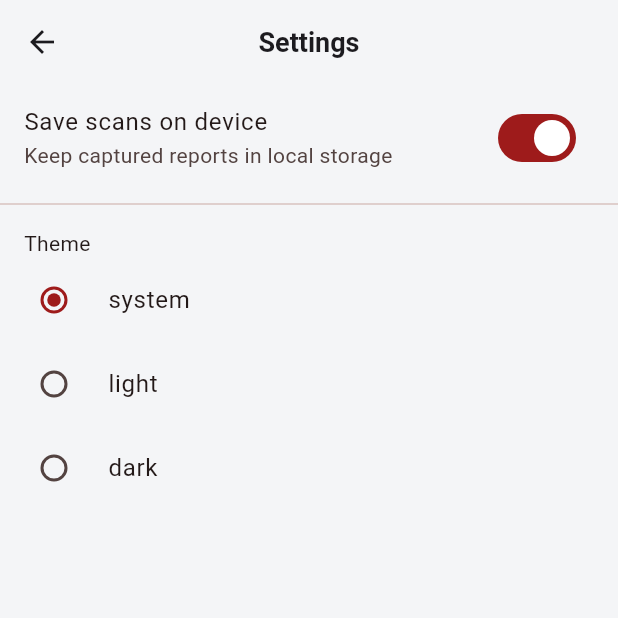
After one commit to mabdullahali987/Hemo_Guard, a Flutter app: the SettingsView screen opened by its route, on a phone screen of 412 x 824 dp, the top half of it. The commit adds this screen. Run offline on Flutter 3.47's test engine with Material 3 defaults, Android fonts, the phone set to English and light mode, and no system bars; our stand-ins replace camera, get, image_picker; missing offline and left inert: google_mlkit_text_recognition.

Commit message:
feat(settings): add settings screen and register route

```diff
--- /dev/null
+++ b/lib/app/modules/settings/views/settings_view.dart
@@ -0,0 +1,44 @@
+import 'package:flutter/material.dart';
+import 'package:get/get.dart';
+
+import '../../../data/settings.dart';
+import '../controllers/settings_controller.dart';
+
+/// Settings screen: local-storage toggle + app theme selection.
+class SettingsView extends GetView<SettingsController> {
+  const SettingsView({super.key});
+
+  @override
+  Widget build(BuildContext context) {
+    return Scaffold(
+      appBar: AppBar(title: const Text('Settings')),
+      body: Obx(() {
+        final s = controller.settings.value;
+        return ListView(
+          children: [
+            SwitchListTile(
+              title: const Text('Save scans on device'),
+              subtitle: const Text('Keep captured reports in local storage'),
+              value: s.saveScansLocally,
+              onChanged: controller.setSaveScansLocally,
+            ),
+            const Divider(),
+            const Padding(
+              padding: EdgeInsets.fromLTRB(16, 8, 16, 0),
+              child: Text('Theme'),
+            ),
+            ...AppThemeMode.values.map(
+              (mode) => RadioListTile<AppThemeMode>(
+                title: Text(mode.name),
+                value: mode,
+                groupValue: s.themeMode,
+                onChanged: (value) =>
+                    value == null ? null : controller.setThemeMode(value),
+              ),
+            ),
+          ],
+        );
+      }),
+    );
+  }
+}
--- a/lib/app/routes/app_pages.dart
+++ b/lib/app/routes/app_pages.dart
@@ -4,6 +4,8 @@ import '../modules/home/bindings/home_binding.dart';
 import '../modules/home/views/home_view.dart';
 import '../modules/scanner/bindings/scanner_binding.dart';
 import '../modules/scanner/views/scanner_view.dart';
+import '../modules/settings/bindings/settings_binding.dart';
+import '../modules/settings/views/settings_view.dart';
 
 part 'app_routes.dart';
 
@@ -23,5 +25,10 @@ class AppPages {
       page: () => const ScannerView(),
       binding: ScannerBinding(),
     ),
+    GetPage(
+      name: _Paths.SETTINGS,
+      page: () => const SettingsView(),
+      binding: SettingsBinding(),
+    ),
   ];
 }
--- a/lib/app/routes/app_routes.dart
+++ b/lib/app/routes/app_routes.dart
@@ -5,10 +5,12 @@ abstract class Routes {
   Routes._();
   static const HOME = _Paths.HOME;
   static const SCANNER = _Paths.SCANNER;
+  static const SETTINGS = _Paths.SETTINGS;
 }
 
 abstract class _Paths {
   _Paths._();
   static const HOME = '/home';
   static const SCANNER = '/scanner';
+  static const SETTINGS = '/settings';
 }
```
